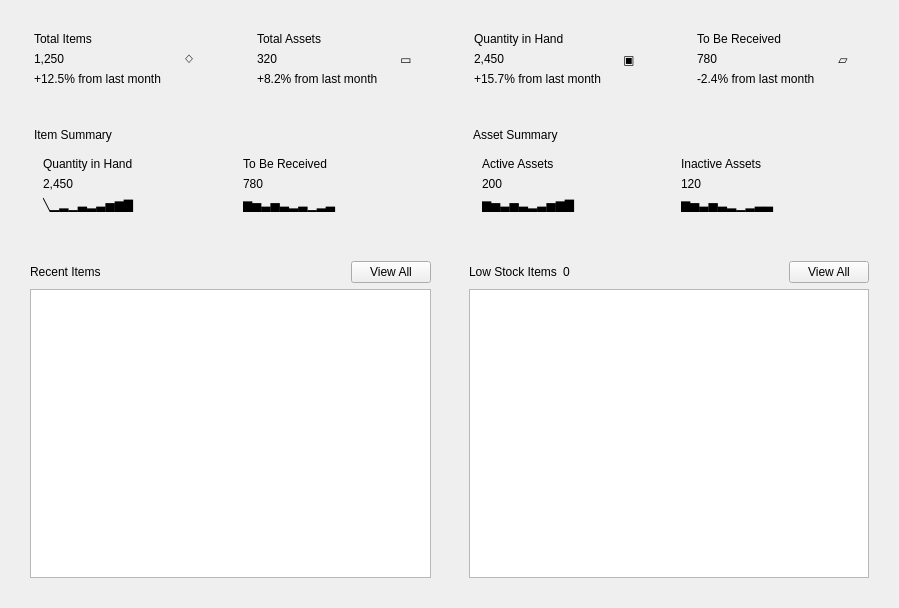
Old version of the form InventoryQtApp/DashboardPage.ui in the repository Felipeact/InventoryQtApp.
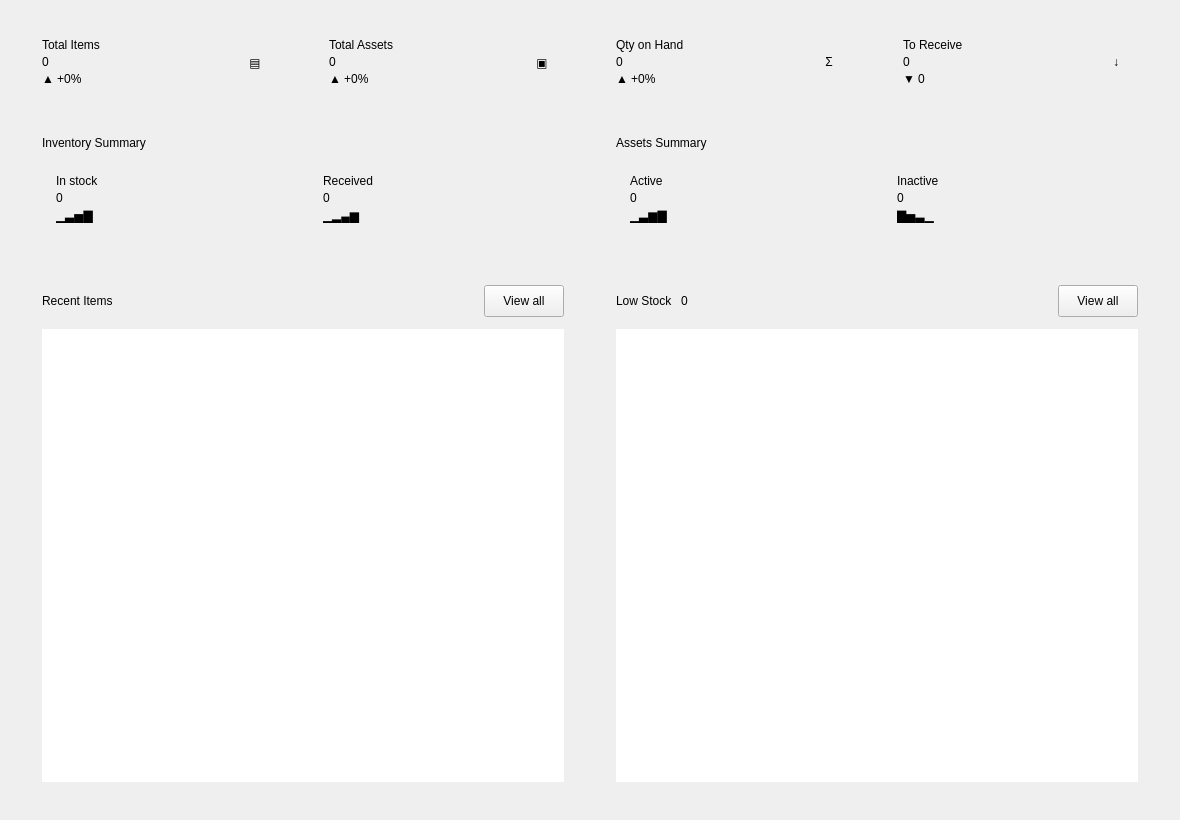
New version of the form.

The edit to the form file:
```diff
--- a/InventoryQtApp/DashboardPage.ui
+++ b/InventoryQtApp/DashboardPage.ui
@@ -1,693 +1,10 @@
 <?xml version="1.0" encoding="UTF-8"?>
 <ui version="4.0">
-	<class>DashboardPageClass</class>
-	<widget class="QWidget" name="DashboardPageClass">
-		<property name="geometry">
-			<rect>
-				<x>0</x>
-				<y>0</y>
-				<width>896</width>
-				<height>608</height>
-			</rect>
-		</property>
-		<property name="styleSheet">
-			<string notr="true"/>
-		</property>
-		<layout class="QVBoxLayout" name="mainLayout">
-			<property name="spacing">
-				<number>14</number>
-			</property>
-			<property name="leftMargin">
-				<number>18</number>
-			</property>
-			<property name="topMargin">
-				<number>18</number>
-			</property>
-			<property name="rightMargin">
-				<number>18</number>
-			</property>
-			<property name="bottomMargin">
-				<number>18</number>
-			</property>
-			<item>
-				<layout class="QHBoxLayout" name="metricsLayout">
-					<property name="spacing">
-						<number>14</number>
-					</property>
-					<item>
-						<widget class="QFrame" name="totalItemsCard">
-							<layout class="QHBoxLayout" name="totalItemsLayout">
-								<property name="leftMargin">
-									<number>16</number>
-								</property>
-								<property name="topMargin">
-									<number>14</number>
-								</property>
-								<property name="rightMargin">
-									<number>16</number>
-								</property>
-								<property name="bottomMargin">
-									<number>14</number>
-								</property>
-								<item>
-									<layout class="QVBoxLayout" name="totalItemsTextLayout">
-										<item>
-											<widget class="QLabel" name="totalItemsTitle">
-												<property name="styleSheet">
-													<string notr="true"/>
-												</property>
-												<property name="text">
-													<string>Total Items</string>
-												</property>
-											</widget>
-										</item>
-										<item>
-											<widget class="QLabel" name="totalItemsValue">
-												<property name="styleSheet">
-													<string notr="true"/>
-												</property>
-												<property name="text">
-													<string>1,250</string>
-												</property>
-											</widget>
-										</item>
-										<item>
-											<widget class="QLabel" name="totalItemsChange">
-												<property name="styleSheet">
-													<string notr="true"/>
-												</property>
-												<property name="text">
-													<string>+12.5% from last month</string>
-												</property>
-											</widget>
-										</item>
-									</layout>
-								</item>
-								<item>
-									<widget class="QLabel" name="totalItemsIcon">
-										<property name="minimumSize">
-											<size>
-												<width>44</width>
-												<height>44</height>
-											</size>
-										</property>
-										<property name="maximumSize">
-											<size>
-												<width>44</width>
-												<height>44</height>
-											</size>
-										</property>
-										<property name="styleSheet">
-											<string notr="true"/>
-										</property>
-										<property name="text">
-											<string>◇</string>
-										</property>
-										<property name="alignment">
-											<set>Qt::AlignmentFlag::AlignCenter</set>
-										</property>
-									</widget>
-								</item>
-							</layout>
-						</widget>
-					</item>
-					<item>
-						<widget class="QFrame" name="totalAssetsCard">
-							<layout class="QHBoxLayout" name="totalAssetsLayout">
-								<property name="leftMargin">
-									<number>16</number>
-								</property>
-								<property name="topMargin">
-									<number>14</number>
-								</property>
-								<property name="rightMargin">
-									<number>16</number>
-								</property>
-								<property name="bottomMargin">
-									<number>14</number>
-								</property>
-								<item>
-									<layout class="QVBoxLayout" name="totalAssetsTextLayout">
-										<item>
-											<widget class="QLabel" name="totalAssetsTitle">
-												<property name="styleSheet">
-													<string notr="true"/>
-												</property>
-												<property name="text">
-													<string>Total Assets</string>
-												</property>
-											</widget>
-										</item>
-										<item>
-											<widget class="QLabel" name="totalAssetsValue">
-												<property name="styleSheet">
-													<string notr="true"/>
-												</property>
-												<property name="text">
-													<string>320</string>
-												</property>
-											</widget>
-										</item>
-										<item>
-											<widget class="QLabel" name="totalAssetsChange">
-												<property name="styleSheet">
-													<string notr="true"/>
-												</property>
-												<property name="text">
-													<string>+8.2% from last month</string>
-												</property>
-											</widget>
-										</item>
-									</layout>
-								</item>
-								<item>
-									<widget class="QLabel" name="totalAssetsIcon">
-										<property name="minimumSize">
-											<size>
-												<width>44</width>
-												<height>44</height>
-											</size>
-										</property>
-										<property name="maximumSize">
-											<size>
-												<width>44</width>
-												<height>44</height>
-											</size>
-										</property>
-										<property name="styleSheet">
-											<string notr="true"/>
-										</property>
-										<property name="text">
-											<string>▭</string>
-										</property>
-										<property name="alignment">
-											<set>Qt::AlignmentFlag::AlignCenter</set>
-										</property>
-									</widget>
-								</item>
-							</layout>
-						</widget>
-					</item>
-					<item>
-						<widget class="QFrame" name="quantityInHandCard">
-							<layout class="QHBoxLayout" name="quantityInHandLayout">
-								<property name="leftMargin">
-									<number>16</number>
-								</property>
-								<property name="topMargin">
-									<number>14</number>
-								</property>
-								<property name="rightMargin">
-									<number>16</number>
-								</property>
-								<property name="bottomMargin">
-									<number>14</number>
-								</property>
-								<item>
-									<layout class="QVBoxLayout" name="quantityTextLayout">
-										<item>
-											<widget class="QLabel" name="quantityTitle">
-												<property name="styleSheet">
-													<string notr="true"/>
-												</property>
-												<property name="text">
-													<string>Quantity in Hand</string>
-												</property>
-											</widget>
-										</item>
-										<item>
-											<widget class="QLabel" name="quantityInHandValue">
-												<property name="styleSheet">
-													<string notr="true"/>
-												</property>
-												<property name="text">
-													<string>2,450</string>
-												</property>
-											</widget>
-										</item>
-										<item>
-											<widget class="QLabel" name="quantityChange">
-												<property name="styleSheet">
-													<string notr="true"/>
-												</property>
-												<property name="text">
-													<string>+15.7% from last month</string>
-												</property>
-											</widget>
-										</item>
-									</layout>
-								</item>
-								<item>
-									<widget class="QLabel" name="quantityIcon">
-										<property name="minimumSize">
-											<size>
-												<width>44</width>
-												<height>44</height>
-											</size>
-										</property>
-										<property name="maximumSize">
-											<size>
-												<width>44</width>
-												<height>44</height>
-											</size>
-										</property>
-										<property name="styleSheet">
-											<string notr="true"/>
-										</property>
-										<property name="text">
-											<string>▣</string>
-										</property>
-										<property name="alignment">
-											<set>Qt::AlignmentFlag::AlignCenter</set>
-										</property>
-									</widget>
-								</item>
-							</layout>
-						</widget>
-					</item>
-					<item>
-						<widget class="QFrame" name="receivedCard">
-							<layout class="QHBoxLayout" name="receivedLayout">
-								<property name="leftMargin">
-									<number>16</number>
-								</property>
-								<property name="topMargin">
-									<number>14</number>
-								</property>
-								<property name="rightMargin">
-									<number>16</number>
-								</property>
-								<property name="bottomMargin">
-									<number>14</number>
-								</property>
-								<item>
-									<layout class="QVBoxLayout" name="receivedTextLayout">
-										<item>
-											<widget class="QLabel" name="receivedTitle">
-												<property name="styleSheet">
-													<string notr="true"/>
-												</property>
-												<property name="text">
-													<string>To Be Received</string>
-												</property>
-											</widget>
-										</item>
-										<item>
-											<widget class="QLabel" name="toBeReceivedValue">
-												<property name="styleSheet">
-													<string notr="true"/>
-												</property>
-												<property name="text">
-													<string>780</string>
-												</property>
-											</widget>
-										</item>
-										<item>
-											<widget class="QLabel" name="receivedChange">
-												<property name="styleSheet">
-													<string notr="true"/>
-												</property>
-												<property name="text">
-													<string>-2.4% from last month</string>
-												</property>
-											</widget>
-										</item>
-									</layout>
-								</item>
-								<item>
-									<widget class="QLabel" name="receivedIcon">
-										<property name="minimumSize">
-											<size>
-												<width>44</width>
-												<height>44</height>
-											</size>
-										</property>
-										<property name="maximumSize">
-											<size>
-												<width>44</width>
-												<height>44</height>
-											</size>
-										</property>
-										<property name="styleSheet">
-											<string notr="true"/>
-										</property>
-										<property name="text">
-											<string>▱</string>
-										</property>
-										<property name="alignment">
-											<set>Qt::AlignmentFlag::AlignCenter</set>
-										</property>
-									</widget>
-								</item>
-							</layout>
-						</widget>
-					</item>
-				</layout>
-			</item>
-			<item>
-				<layout class="QHBoxLayout" name="summaryLayout">
-					<property name="spacing">
-						<number>14</number>
-					</property>
-					<item>
-						<widget class="QFrame" name="itemSummaryCard">
-							<layout class="QVBoxLayout" name="itemSummaryLayout">
-								<property name="leftMargin">
-									<number>16</number>
-								</property>
-								<property name="topMargin">
-									<number>14</number>
-								</property>
-								<property name="rightMargin">
-									<number>16</number>
-								</property>
-								<property name="bottomMargin">
-									<number>14</number>
-								</property>
-								<item>
-									<widget class="QLabel" name="itemSummaryTitle">
-										<property name="styleSheet">
-											<string notr="true"/>
-										</property>
-										<property name="text">
-											<string>Item Summary</string>
-										</property>
-									</widget>
-								</item>
-								<item>
-									<layout class="QHBoxLayout" name="itemSummaryBody">
-										<item>
-											<widget class="QFrame" name="itemLeftMiniCard">
-												<layout class="QVBoxLayout" name="itemLeftLayout">
-													<item>
-														<widget class="QLabel" name="itemLeftLabel">
-															<property name="styleSheet">
-																<string notr="true"/>
-															</property>
-															<property name="text">
-																<string>Quantity in Hand</string>
-															</property>
-														</widget>
-													</item>
-													<item>
-														<widget class="QLabel" name="itemQuantityValue">
-															<property name="styleSheet">
-																<string notr="true"/>
-															</property>
-															<property name="text">
-																<string>2,450</string>
-															</property>
-														</widget>
-													</item>
-													<item>
-														<widget class="QLabel" name="itemChartBlue">
-															<property name="styleSheet">
-																<string notr="true"/>
-															</property>
-															<property name="text">
-																<string>╲▁▂▁▃▂▃▅▆▇</string>
-															</property>
-														</widget>
-													</item>
-												</layout>
-											</widget>
-										</item>
-										<item>
-											<widget class="QFrame" name="itemRightMiniCard">
-												<layout class="QVBoxLayout" name="itemRightLayout">
-													<item>
-														<widget class="QLabel" name="itemRightLabel">
-															<property name="styleSheet">
-																<string notr="true"/>
-															</property>
-															<property name="text">
-																<string>To Be Received</string>
-															</property>
-														</widget>
-													</item>
-													<item>
-														<widget class="QLabel" name="itemReceivedValue">
-															<property name="styleSheet">
-																<string notr="true"/>
-															</property>
-															<property name="text">
-																<string>780</string>
-															</property>
-														</widget>
-													</item>
-													<item>
-														<widget class="QLabel" name="itemChartOrange">
-															<property name="styleSheet">
-																<string notr="true"/>
-															</property>
-															<property name="text">
-																<string>▆▅▃▅▃▂▃▁▂▃</string>
-															</property>
-														</widget>
-													</item>
-												</layout>
-											</widget>
-										</item>
-									</layout>
-								</item>
-							</layout>
-						</widget>
-					</item>
-					<item>
-						<widget class="QFrame" name="assetSummaryCard">
-							<layout class="QVBoxLayout" name="assetSummaryLayout">
-								<property name="leftMargin">
-									<number>16</number>
-								</property>
-								<property name="topMargin">
-									<number>14</number>
-								</property>
-								<property name="rightMargin">
-									<number>16</number>
-								</property>
-								<property name="bottomMargin">
-									<number>14</number>
-								</property>
-								<item>
-									<widget class="QLabel" name="assetSummaryTitle">
-										<property name="styleSheet">
-											<string notr="true"/>
-										</property>
-										<property name="text">
-											<string>Asset Summary</string>
-										</property>
-									</widget>
-								</item>
-								<item>
-									<layout class="QHBoxLayout" name="assetSummaryBody">
-										<item>
-											<widget class="QFrame" name="assetLeftMiniCard">
-												<layout class="QVBoxLayout" name="assetLeftLayout">
-													<item>
-														<widget class="QLabel" name="assetActiveLabel">
-															<property name="styleSheet">
-																<string notr="true"/>
-															</property>
-															<property name="text">
-																<string>Active Assets</string>
-															</property>
-														</widget>
-													</item>
-													<item>
-														<widget class="QLabel" name="assetActiveValue">
-															<property name="styleSheet">
-																<string notr="true"/>
-															</property>
-															<property name="text">
-																<string>200</string>
-															</property>
-														</widget>
-													</item>
-													<item>
-														<widget class="QLabel" name="assetChartGreen">
-															<property name="styleSheet">
-																<string notr="true"/>
-															</property>
-															<property name="text">
-																<string>▆▅▃▅▃▂▃▅▆▇</string>
-															</property>
-														</widget>
-													</item>
-												</layout>
-											</widget>
-										</item>
-										<item>
-											<widget class="QFrame" name="assetRightMiniCard">
-												<layout class="QVBoxLayout" name="assetRightLayout">
-													<item>
-														<widget class="QLabel" name="assetInactiveLabel">
-															<property name="styleSheet">
-																<string notr="true"/>
-															</property>
-															<property name="text">
-																<string>Inactive Assets</string>
-															</property>
-														</widget>
-													</item>
-													<item>
-														<widget class="QLabel" name="assetInactiveValue">
-															<property name="styleSheet">
-																<string notr="true"/>
-															</property>
-															<property name="text">
-																<string>120</string>
-															</property>
-														</widget>
-													</item>
-													<item>
-														<widget class="QLabel" name="assetChartRed">
-															<property name="styleSheet">
-																<string notr="true"/>
-															</property>
-															<property name="text">
-																<string>▆▅▃▅▃▂▁▂▃▃</string>
-															</property>
-														</widget>
-													</item>
-												</layout>
-											</widget>
-										</item>
-									</layout>
-								</item>
-							</layout>
-						</widget>
-					</item>
-				</layout>
-			</item>
-			<item>
-				<layout class="QHBoxLayout" name="tablesLayout">
-					<property name="spacing">
-						<number>14</number>
-					</property>
-					<item>
-						<widget class="QFrame" name="recentItemsCard">
-							<layout class="QVBoxLayout" name="recentItemsLayout">
-								<property name="leftMargin">
-									<number>12</number>
-								</property>
-								<property name="topMargin">
-									<number>12</number>
-								</property>
-								<property name="rightMargin">
-									<number>12</number>
-								</property>
-								<property name="bottomMargin">
-									<number>12</number>
-								</property>
-								<item>
-									<layout class="QHBoxLayout" name="recentHeaderLayout">
-										<item>
-											<widget class="QLabel" name="recentTitle">
-												<property name="styleSheet">
-													<string notr="true"/>
-												</property>
-												<property name="text">
-													<string>Recent Items</string>
-												</property>
-											</widget>
-										</item>
-										<item>
-											<spacer name="recentSpacer">
-												<property name="orientation">
-													<enum>Qt::Orientation::Horizontal</enum>
-												</property>
-												<property name="sizeHint" stdset="0">
-													<size>
-														<width>0</width>
-														<height>0</height>
-													</size>
-												</property>
-											</spacer>
-										</item>
-										<item>
-											<widget class="QPushButton" name="viewAllItemsButton">
-												<property name="text">
-													<string>View All</string>
-												</property>
-											</widget>
-										</item>
-									</layout>
-								</item>
-								<item>
-									<widget class="QTableWidget" name="itemListTable"/>
-								</item>
-							</layout>
-						</widget>
-					</item>
-					<item>
-						<widget class="QFrame" name="lowStockCard">
-							<layout class="QVBoxLayout" name="lowStockLayout">
-								<property name="leftMargin">
-									<number>12</number>
-								</property>
-								<property name="topMargin">
-									<number>12</number>
-								</property>
-								<property name="rightMargin">
-									<number>12</number>
-								</property>
-								<property name="bottomMargin">
-									<number>12</number>
-								</property>
-								<item>
-									<layout class="QHBoxLayout" name="lowStockHeaderLayout">
-										<item>
-											<widget class="QLabel" name="lowStockTitle">
-												<property name="styleSheet">
-													<string notr="true"/>
-												</property>
-												<property name="text">
-													<string>Low Stock Items</string>
-												</property>
-											</widget>
-										</item>
-										<item>
-											<widget class="QLabel" name="lowStockCountValue">
-												<property name="text">
-													<string>0</string>
-												</property>
-												<property name="alignment">
-													<set>Qt::AlignmentFlag::AlignCenter</set>
-												</property>
-											</widget>
-										</item>
-										<item>
-											<spacer name="lowStockSpacer">
-												<property name="orientation">
-													<enum>Qt::Orientation::Horizontal</enum>
-												</property>
-												<property name="sizeHint" stdset="0">
-													<size>
-														<width>0</width>
-														<height>0</height>
-													</size>
-												</property>
-											</spacer>
-										</item>
-										<item>
-											<widget class="QPushButton" name="viewAllLowStockButton">
-												<property name="text">
-													<string>View All</string>
-												</property>
-											</widget>
-										</item>
-									</layout>
-								</item>
-								<item>
-									<widget class="QTableWidget" name="lowStockTable"/>
-								</item>
-							</layout>
-						</widget>
-					</item>
-				</layout>
-			</item>
-		</layout>
-	</widget>
-	<resources/>
-	<connections/>
+ <class>DashboardPageClass</class>
+ <widget class="QWidget" name="DashboardPageClass">
+  <property name="geometry"><rect><x>0</x><y>0</y><width>1180</width><height>820</height></rect></property>
+  <layout class="QVBoxLayout" name="mainLayout"><property name="spacing"><number>18</number></property><property name="leftMargin"><number>24</number></property><property name="topMargin"><number>22</number></property><property name="rightMargin"><number>24</number></property><property name="bottomMargin"><number>22</number></property><item><layout class="QHBoxLayout" name="metricsLayout"><property name="spacing"><number>16</number></property><item><widget class="QFrame" name="totalItemsCard"><property name="sizePolicy"><sizepolicy hsizetype="Expanding" vsizetype="Preferred"><horstretch>1</horstretch><verstretch>0</verstretch></sizepolicy></property><layout class="QHBoxLayout" name="totalItemsLayout"><property name="spacing"><number>12</number></property><property name="leftMargin"><number>18</number></property><property name="topMargin"><number>16</number></property><property name="rightMargin"><number>18</number></property><property name="bottomMargin"><number>16</number></property><item><layout class="QVBoxLayout" name="totalItemsTextLayout"><property name="spacing"><number>3</number></property><item><widget class="QLabel" name="totalItemsTitle"><property name="text"><string>Total Items</string></property></widget></item><item><widget class="QLabel" name="totalItemsValue"><property name="text"><string>0</string></property></widget></item><item><widget class="QLabel" name="totalItemsChange"><property name="text"><string>&#9650; +0%</string></property></widget></item></layout></item><item><spacer name="totalItemsSpacer"><property name="orientation"><enum>Qt::Horizontal</enum></property><property name="sizeHint" stdset="0"><size><width>40</width><height>20</height></size></property></spacer></item><item><widget class="QLabel" name="totalItemsIcon"><property name="minimumSize"><size><width>44</width><height>44</height></size></property><property name="maximumSize"><size><width>44</width><height>44</height></size></property><property name="alignment"><set>Qt::AlignCenter</set></property><property name="text"><string>&#9636;</string></property></widget></item></layout></widget></item><item><widget class="QFrame" name="totalAssetsCard"><property name="sizePolicy"><sizepolicy hsizetype="Expanding" vsizetype="Preferred"><horstretch>1</horstretch><verstretch>0</verstretch></sizepolicy></property><layout class="QHBoxLayout" name="totalAssetsLayout"><property name="spacing"><number>12</number></property><property name="leftMargin"><number>18</number></property><property name="topMargin"><number>16</number></property><property name="rightMargin"><number>18</number></property><property name="bottomMargin"><number>16</number></property><item><layout class="QVBoxLayout" name="totalAssetsTextLayout"><property name="spacing"><number>3</number></property><item><widget class="QLabel" name="totalAssetsTitle"><property name="text"><string>Total Assets</string></property></widget></item><item><widget class="QLabel" name="totalAssetsValue"><property name="text"><string>0</string></property></widget></item><item><widget class="QLabel" name="totalAssetsChange"><property name="text"><string>&#9650; +0%</string></property></widget></item></layout></item><item><spacer name="totalAssetsSpacer"><property name="orientation"><enum>Qt::Horizontal</enum></property><property name="sizeHint" stdset="0"><size><width>40</width><height>20</height></size></property></spacer></item><item><widget class="QLabel" name="totalAssetsIcon"><property name="minimumSize"><size><width>44</width><height>44</height></size></property><property name="maximumSize"><size><width>44</width><height>44</height></size></property><property name="alignment"><set>Qt::AlignCenter</set></property><property name="text"><string>&#9635;</string></property></widget></item></layout></widget></item><item><widget class="QFrame" name="quantityInHandCard"><property name="sizePolicy"><sizepolicy hsizetype="Expanding" vsizetype="Preferred"><horstretch>1</horstretch><verstretch>0</verstretch></sizepolicy></property><layout class="QHBoxLayout" name="quantityInHandLayout"><property name="spacing"><number>12</number></property><property name="leftMargin"><number>18</number></property><property name="topMargin"><number>16</number></property><property name="rightMargin"><number>18</number></property><property name="bottomMargin"><number>16</number></property><item><layout class="QVBoxLayout" name="quantityTextLayout"><property name="spacing"><number>3</number></property><item><widget class="QLabel" name="quantityTitle"><property name="text"><string>Qty on Hand</string></property></widget></item><item><widget class="QLabel" name="quantityInHandValue"><property name="text"><string>0</string></property></widget></item><item><widget class="QLabel" name="quantityChange"><property name="text"><string>&#9650; +0%</string></property></widget></item></layout></item><item><spacer name="quantitySpacer"><property name="orientation"><enum>Qt::Horizontal</enum></property><property name="sizeHint" stdset="0"><size><width>40</width><height>20</height></size></property></spacer></item><item><widget class="QLabel" name="quantityIcon"><property name="minimumSize"><size><width>44</width><height>44</height></size></property><property name="maximumSize"><size><width>44</width><height>44</height></size></property><property name="alignment"><set>Qt::AlignCenter</set></property><property name="text"><string>&#931;</string></property></widget></item></layout></widget></item><item><widget class="QFrame" name="receivedCard"><property name="sizePolicy"><sizepolicy hsizetype="Expanding" vsizetype="Preferred"><horstretch>1</horstretch><verstretch>0</verstretch></sizepolicy></property><layout class="QHBoxLayout" name="receivedLayout"><property name="spacing"><number>12</number></property><property name="leftMargin"><number>18</number></property><property name="topMargin"><number>16</number></property><property name="rightMargin"><number>18</number></property><property name="bottomMargin"><number>16</number></property><item><layout class="QVBoxLayout" name="receivedTextLayout"><property name="spacing"><number>3</number></property><item><widget class="QLabel" name="receivedTitle"><property name="text"><string>To Receive</string></property></widget></item><item><widget class="QLabel" name="toBeReceivedValue"><property name="text"><string>0</string></property></widget></item><item><widget class="QLabel" name="receivedChange"><property name="text"><string>&#9660; 0</string></property></widget></item></layout></item><item><spacer name="receivedSpacer"><property name="orientation"><enum>Qt::Horizontal</enum></property><property name="sizeHint" stdset="0"><size><width>40</width><height>20</height></size></property></spacer></item><item><widget class="QLabel" name="receivedIcon"><property name="minimumSize"><size><width>44</width><height>44</height></size></property><property name="maximumSize"><size><width>44</width><height>44</height></size></property><property name="alignment"><set>Qt::AlignCenter</set></property><property name="text"><string>&#8595;</string></property></widget></item></layout></widget></item></layout></item><item><layout class="QHBoxLayout" name="summaryLayout"><property name="spacing"><number>16</number></property><item><widget class="QFrame" name="itemSummaryCard"><property name="sizePolicy"><sizepolicy hsizetype="Expanding" vsizetype="Preferred"><horstretch>1</horstretch><verstretch>0</verstretch></sizepolicy></property><layout class="QVBoxLayout" name="itemSummaryLayout"><property name="spacing"><number>12</number></property><property name="leftMargin"><number>18</number></property><property name="topMargin"><number>16</number></property><property name="rightMargin"><number>18</number></property><property name="bottomMargin"><number>16</number></property><item><widget class="QLabel" name="itemSummaryTitle"><property name="text"><string>Inventory Summary</string></property></widget></item><item><layout class="QHBoxLayout" name="itemSummaryBody"><property name="spacing"><number>12</number></property><item><widget class="QFrame" name="itemLeftMiniCard"><property name="sizePolicy"><sizepolicy hsizetype="Expanding" vsizetype="Preferred"><horstretch>1</horstretch><verstretch>0</verstretch></sizepolicy></property><layout class="QVBoxLayout" name="itemLeftLayout"><property name="spacing"><number>3</number></property><property name="leftMargin"><number>14</number></property><property name="topMargin"><number>12</number></property><property name="rightMargin"><number>14</number></property><property name="bottomMargin"><number>12</number></property><item><widget class="QLabel" name="itemLeftLabel"><property name="text"><string>In stock</string></property></widget></item><item><widget class="QLabel" name="itemQuantityValue"><property name="text"><string>0</string></property></widget></item><item><widget class="QLabel" name="itemChartBlue"><property name="text"><string>&#9601;&#9603;&#9605;&#9607;</string></property></widget></item></layout></widget></item><item><widget class="QFrame" name="itemRightMiniCard"><property name="sizePolicy"><sizepolicy hsizetype="Expanding" vsizetype="Preferred"><horstretch>1</horstretch><verstretch>0</verstretch></sizepolicy></property><layout class="QVBoxLayout" name="itemRightLayout"><property name="spacing"><number>3</number></property><property name="leftMargin"><number>14</number></property><property name="topMargin"><number>12</number></property><property name="rightMargin"><number>14</number></property><property name="bottomMargin"><number>12</number></property><item><widget class="QLabel" name="itemRightLabel"><property name="text"><string>Received</string></property></widget></item><item><widget class="QLabel" name="itemReceivedValue"><property name="text"><string>0</string></property></widget></item><item><widget class="QLabel" name="itemChartOrange"><property name="text"><string>&#9601;&#9602;&#9604;&#9606;</string></property></widget></item></layout></widget></item></layout></item></layout></widget></item><item><widget class="QFrame" name="assetSummaryCard"><property name="sizePolicy"><sizepolicy hsizetype="Expanding" vsizetype="Preferred"><horstretch>1</horstretch><verstretch>0</verstretch></sizepolicy></property><layout class="QVBoxLayout" name="assetSummaryLayout"><property name="spacing"><number>12</number></property><property name="leftMargin"><number>18</number></property><property name="topMargin"><number>16</number></property><property name="rightMargin"><number>18</number></property><property name="bottomMargin"><number>16</number></property><item><widget class="QLabel" name="assetSummaryTitle"><property name="text"><string>Assets Summary</string></property></widget></item><item><layout class="QHBoxLayout" name="assetSummaryBody"><property name="spacing"><number>12</number></property><item><widget class="QFrame" name="assetLeftMiniCard"><property name="sizePolicy"><sizepolicy hsizetype="Expanding" vsizetype="Preferred"><horstretch>1</horstretch><verstretch>0</verstretch></sizepolicy></property><layout class="QVBoxLayout" name="assetLeftLayout"><property name="spacing"><number>3</number></property><property name="leftMargin"><number>14</number></property><property name="topMargin"><number>12</number></property><property name="rightMargin"><number>14</number></property><property name="bottomMargin"><number>12</number></property><item><widget class="QLabel" name="assetActiveLabel"><property name="text"><string>Active</string></property></widget></item><item><widget class="QLabel" name="assetActiveValue"><property name="text"><string>0</string></property></widget></item><item><widget class="QLabel" name="assetChartGreen"><property name="text"><string>&#9601;&#9603;&#9606;&#9607;</string></property></widget></item></layout></widget></item><item><widget class="QFrame" name="assetRightMiniCard"><property name="sizePolicy"><sizepolicy hsizetype="Expanding" vsizetype="Preferred"><horstretch>1</horstretch><verstretch>0</verstretch></sizepolicy></property><layout class="QVBoxLayout" name="assetRightLayout"><property name="spacing"><number>3</number></property><property name="leftMargin"><number>14</number></property><property name="topMargin"><number>12</number></property><property name="rightMargin"><number>14</number></property><property name="bottomMargin"><number>12</number></property><item><widget class="QLabel" name="assetInactiveLabel"><property name="text"><string>Inactive</string></property></widget></item><item><widget class="QLabel" name="assetInactiveValue"><property name="text"><string>0</string></property></widget></item><item><widget class="QLabel" name="assetChartRed"><property name="text"><string>&#9607;&#9605;&#9603;&#9601;</string></property></widget></item></layout></widget></item></layout></item></layout></widget></item></layout></item><item><layout class="QHBoxLayout" name="tablesLayout"><property name="spacing"><number>16</number></property><item><widget class="QFrame" name="recentItemsCard"><property name="sizePolicy"><sizepolicy hsizetype="Expanding" vsizetype="Preferred"><horstretch>1</horstretch><verstretch>0</verstretch></sizepolicy></property><layout class="QVBoxLayout" name="recentItemsLayout"><property name="spacing"><number>12</number></property><property name="leftMargin"><number>18</number></property><property name="topMargin"><number>16</number></property><property name="rightMargin"><number>18</number></property><property name="bottomMargin"><number>16</number></property><item><layout class="QHBoxLayout" name="recentHeaderLayout"><property name="spacing"><number>8</number></property><item><widget class="QLabel" name="recentTitle"><property name="text"><string>Recent Items</string></property></widget></item><item><spacer name="recentSpacer"><property name="orientation"><enum>Qt::Horizontal</enum></property><property name="sizeHint" stdset="0"><size><width>40</width><height>20</height></size></property></spacer></item><item><widget class="QPushButton" name="viewAllItemsButton"><property name="minimumSize"><size><width>0</width><height>32</height></size></property><property name="cursor"><cursorShape>PointingHandCursor</cursorShape></property><property name="text"><string>View all</string></property></widget></item></layout></item><item><widget class="QTableWidget" name="itemListTable"><property name="frameShape"><enum>QFrame::NoFrame</enum></property><property name="editTriggers"><set>QAbstractItemView::NoEditTriggers</set></property><property name="selectionBehavior"><enum>QAbstractItemView::SelectRows</enum></property><property name="showGrid"><bool>false</bool></property><attribute name="horizontalHeaderStretchLastSection"><bool>true</bool></attribute><attribute name="verticalHeaderVisible"><bool>false</bool></attribute></widget></item></layout></widget></item><item><widget class="QFrame" name="lowStockCard"><property name="sizePolicy"><sizepolicy hsizetype="Expanding" vsizetype="Preferred"><horstretch>1</horstretch><verstretch>0</verstretch></sizepolicy></property><layout class="QVBoxLayout" name="lowStockLayout"><property name="spacing"><number>12</number></property><property name="leftMargin"><number>18</number></property><property name="topMargin"><number>16</number></property><property name="rightMargin"><number>18</number></property><property name="bottomMargin"><number>16</number></property><item><layout class="QHBoxLayout" name="lowStockHeaderLayout"><property name="spacing"><number>8</number></property><item><widget class="QLabel" name="lowStockTitle"><property name="text"><string>Low Stock</string></property></widget></item><item><widget class="QLabel" name="lowStockCountValue"><property name="text"><string>0</string></property></widget></item><item><spacer name="lowStockSpacer"><property name="orientation"><enum>Qt::Horizontal</enum></property><property name="sizeHint" stdset="0"><size><width>40</width><height>20</height></size></property></spacer></item><item><widget class="QPushButton" name="viewAllLowStockButton"><property name="minimumSize"><size><width>0</width><height>32</height></size></property><property name="cursor"><cursorShape>PointingHandCursor</cursorShape></property><property name="text"><string>View all</string></property></widget></item></layout></item><item><widget class="QTableWidget" name="lowStockTable"><property name="frameShape"><enum>QFrame::NoFrame</enum></property><property name="editTriggers"><set>QAbstractItemView::NoEditTriggers</set></property><property name="selectionBehavior"><enum>QAbstractItemView::SelectRows</enum></property><property name="showGrid"><bool>false</bool></property><attribute name="horizontalHeaderStretchLastSection"><bool>true</bool></attribute><attribute name="verticalHeaderVisible"><bool>false</bool></attribute></widget></item></layout></widget></item></layout></item></layout>
+ </widget>
+ <resources/>
+ <connections/>
 </ui>
```
